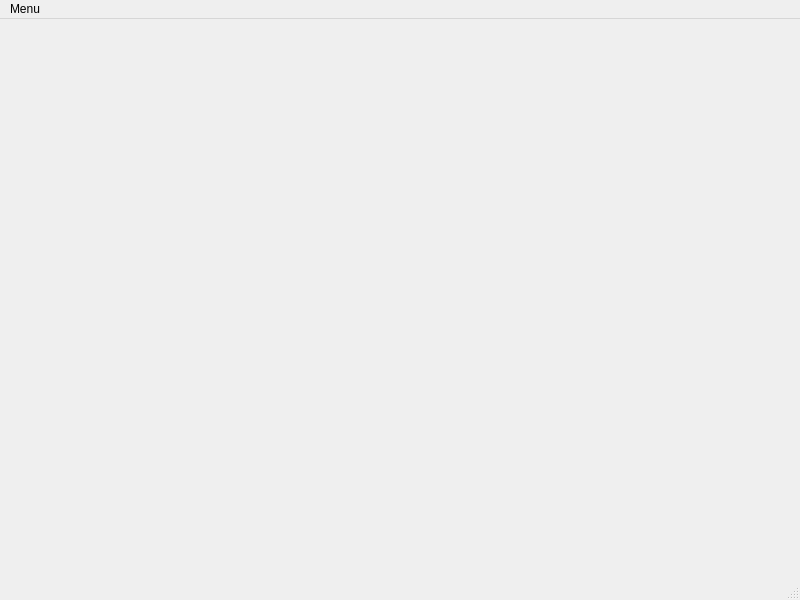
Above: DrawClassDiagram/mainwindow.ui from RDaniil1/QTprojects before the change. Below: the same form after it.
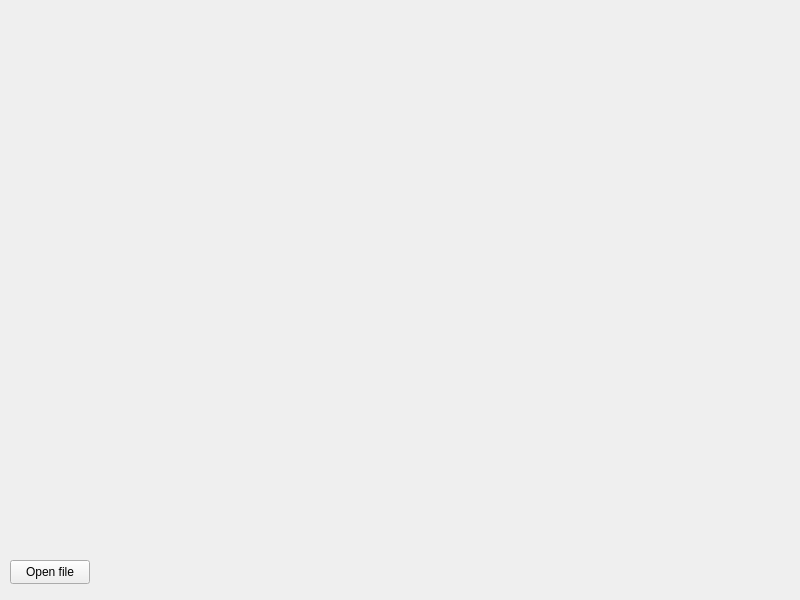
That is the form after the change.

Patch:
```diff
--- a/DrawClassDiagram/mainwindow.ui
+++ b/DrawClassDiagram/mainwindow.ui
@@ -14,26 +14,21 @@
    <string>MainWindow</string>
   </property>
   <widget class="QWidget" name="centralwidget">
-   <layout class="QHBoxLayout" name="horizontalLayout"/>
-  </widget>
-  <widget class="QMenuBar" name="menubar">
+   <widget class="QPushButton" name="pushButton">
    <property name="geometry">
     <rect>
-     <x>0</x>
-     <y>0</y>
-     <width>800</width>
-     <height>21</height>
-    </rect>
-   </property>
-   <widget class="QMenu" name="menuOpen_file">
-    <property name="title">
-     <string>Menu</string>
+      <x>10</x>
+      <y>560</y>
+      <width>80</width>
+      <height>24</height>
+     </rect>
+    </property>
+    <property name="text">
+     <string>Open file</string>
     </property>
     <addaction name="actionOpen_file"/>
    </widget>
-   <addaction name="menuOpen_file"/>
   </widget>
-  <widget class="QStatusBar" name="statusbar"/>
   <action name="actionOpen_file">
    <property name="text">
     <string>Open file</string>
```
Left out of the diff: 1 changed line with no effect on the pictures. Lines whose indentation alone changed are shown as unchanged.
